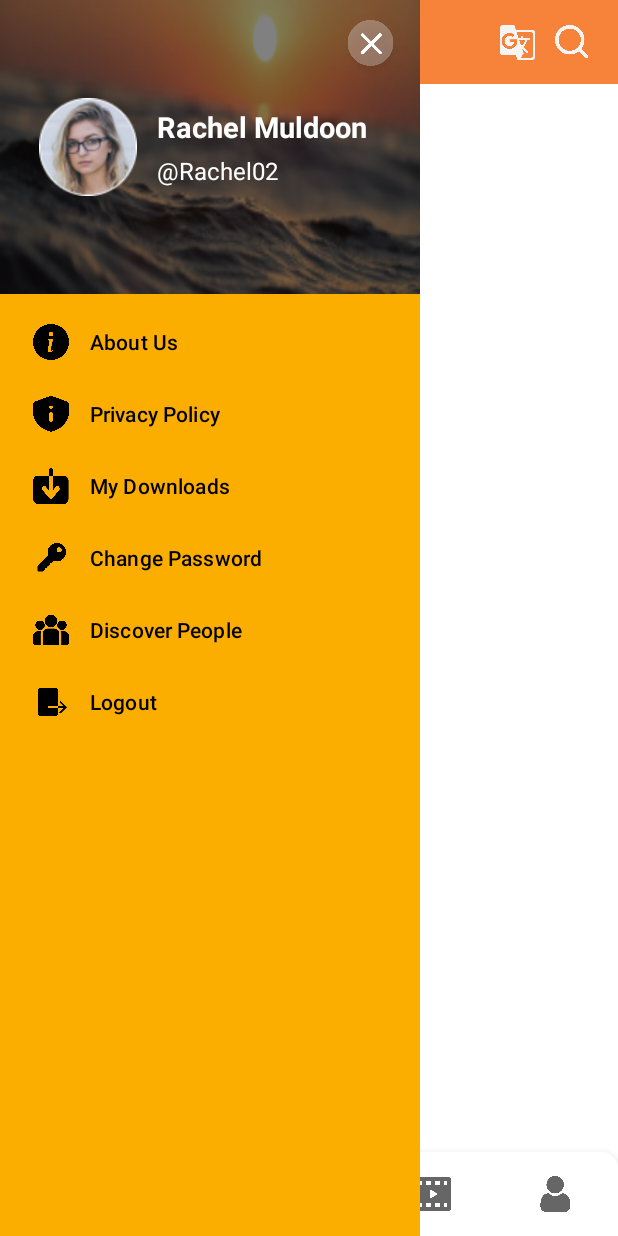
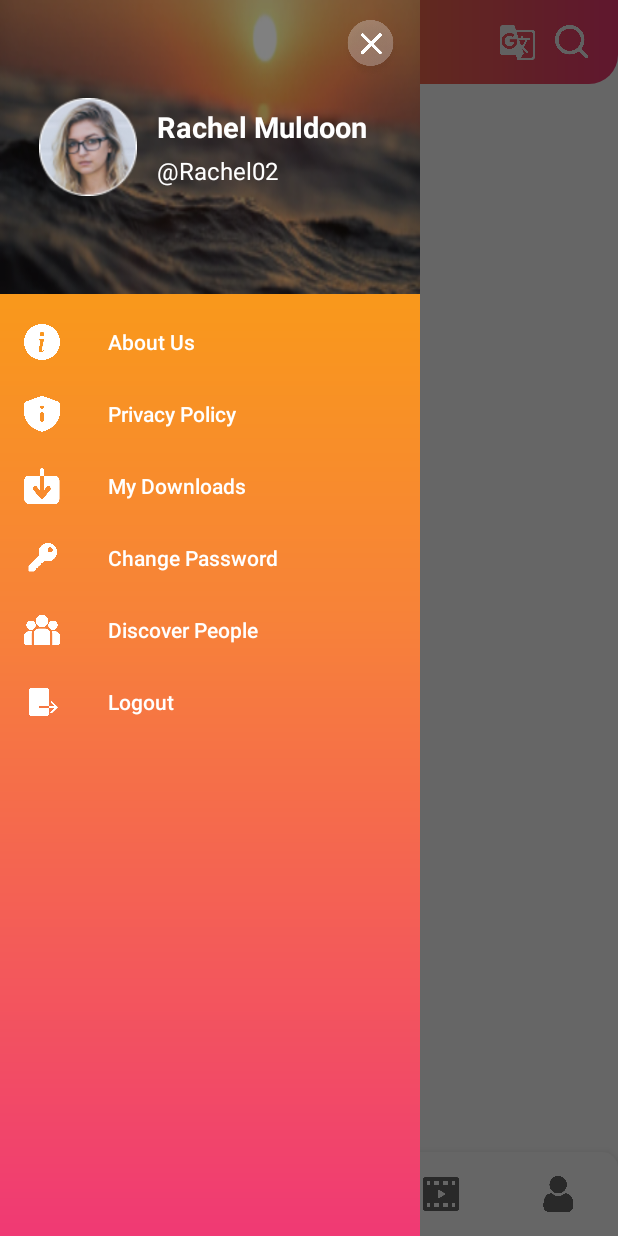
Before and after one commit to ShwetaChauhan18/DemoInstagramList, an Android app: the screen it shows after launch (SampleActivity), after a tap on "About Us", on a phone screen of 412 x 824 dp. Run offline under Robolectric (Android 15) with nearby library versions, the phone set to English and light mode, and no system bars; our stand-ins replace Dagger/Hilt's generated code, Timber, data binding, navigation-ui, sdp/ssp sizes; libraries missing offline, so code that uses them is left out: com.microsoft.appcenter; 1 statement that could not run was skipped; 1 other tap on this screen came first.

Commit message:
✨ init demo

```diff
--- a/app/src/main/AndroidManifest.xml
+++ b/app/src/main/AndroidManifest.xml
@@ -18,7 +18,7 @@
         <activity
             android:name=".ui.activity.SampleActivity"
             android:noHistory="true"
-            android:theme="@style/AppTheme.Splash">
+            android:theme="@style/AppTheme">
             <intent-filter>
                 <action android:name="android.intent.action.MAIN" />
 
--- a/app/src/main/java/com/shweta/app/base/BaseAppCompatActivity.kt
+++ b/app/src/main/java/com/shweta/app/base/BaseAppCompatActivity.kt
@@ -16,6 +16,7 @@
 package com.shweta.app.base
 
 import android.os.Bundle
+import android.view.View
 import androidx.annotation.LayoutRes
 import androidx.appcompat.app.AppCompatActivity
 import androidx.databinding.DataBindingUtil
@@ -25,7 +26,7 @@ import com.shweta.app.BR
 /**
  * Base activity for all activities.
  */
-abstract class BaseAppCompatActivity<Binding : ViewDataBinding, ViewModel : BaseViewModel> : AppCompatActivity() {
+abstract class BaseAppCompatActivity<Binding : ViewDataBinding, ViewModel : BaseViewModel> : AppCompatActivity(), View.OnClickListener {
 
     protected lateinit var binding: Binding
     protected abstract val viewModel: ViewModel
@@ -59,6 +60,7 @@ abstract class BaseAppCompatActivity<Binding : ViewDataBinding, ViewModel : Base
         binding.apply {
             lifecycleOwner = this@BaseAppCompatActivity
             setVariable(BR.viewModel, viewModel)
+            //setVariable(BR.clickHandler, this)
         }
         binding.executePendingBindings()
         initialize()
--- a/app/src/main/java/com/shweta/app/base/BaseRecyclerAdapter.kt
+++ b/app/src/main/java/com/shweta/app/base/BaseRecyclerAdapter.kt
@@ -96,7 +96,7 @@ abstract class BaseRecyclerAdapter<T> : RecyclerView.Adapter<BaseRecyclerAdapter
          */
         fun bind(data: T) {
             viewDataBinding.setVariable(BR.data, data)
-            //viewDataBinding.setVariable(BR.clickHandler, this)
+            viewDataBinding.setVariable(BR.clickHandler, this)
             setDataForListItem(viewDataBinding, data)
             setDataForListItemWithPosition(viewDataBinding, data, adapterPosition)
             viewDataBinding.executePendingBindings()
--- a/app/src/main/java/com/shweta/app/ui/activity/SampleActivity.kt
+++ b/app/src/main/java/com/shweta/app/ui/activity/SampleActivity.kt
@@ -1,16 +1,12 @@
 package com.shweta.app.ui.activity
 
-import android.view.Gravity
+import android.view.View
 import androidx.activity.viewModels
 import androidx.core.view.GravityCompat
-import androidx.drawerlayout.widget.DrawerLayout
 import androidx.navigation.NavController
 import androidx.navigation.fragment.NavHostFragment
-import androidx.navigation.ui.AppBarConfiguration
-import androidx.navigation.ui.setupActionBarWithNavController
 import androidx.navigation.ui.setupWithNavController
 import com.google.android.material.bottomnavigation.BottomNavigationView
-import com.google.android.material.navigation.NavigationView
 import com.shweta.app.R
 import com.shweta.app.base.BaseAppCompatActivity
 import com.shweta.app.databinding.ActivitySampleBinding
@@ -18,7 +14,9 @@ import com.shweta.app.viewmodel.SampleViewModel
 import dagger.hilt.android.AndroidEntryPoint
 
 @AndroidEntryPoint
-class SampleActivity : BaseAppCompatActivity<ActivitySampleBinding, SampleViewModel>() {
+class SampleActivity : BaseAppCompatActivity<ActivitySampleBinding, SampleViewModel>(),
+    View.OnClickListener {
+
     override val viewModel: SampleViewModel by viewModels()
 
     override fun getLayoutResId(): Int = R.layout.activity_sample
@@ -29,21 +27,19 @@ class SampleActivity : BaseAppCompatActivity<ActivitySampleBinding, SampleViewMo
             supportFragmentManager.findFragmentById(R.id.my_nav_host_fragment) as NavHostFragment
         val navController = navHostFragment.navController
         setupBottomNavMenu(navController)
+        binding.clickHandler = this
 
-        val appBarConfiguration = AppBarConfiguration(
-            setOf(
-                R.id.nav_about,
-                R.id.nav_policy,
-                R.id.nav_my_downloads,
-                R.id.nav_change_password,
-                R.id.nav_discover_people,
-                R.id.nav_logout
-            ), binding.drawerLayout
-        )
-//        setupActionBarWithNavController(navController, appBarConfiguration)
-        binding.navView.setupWithNavController(navController)
+        if (binding.drawerLayout.isDrawerOpen(GravityCompat.START)) {
+            binding.drawerLayout.closeDrawer(GravityCompat.START)
+        }
+    }
 
-        //binding.drawerLayout.closeDrawer(GravityCompat.START)
+    override fun onBackPressed() {
+        if (binding.drawerLayout.isDrawerOpen(GravityCompat.START)) {
+            binding.drawerLayout.closeDrawer(GravityCompat.START)
+        } else {
+            super.onBackPressed()
+        }
     }
 
     override fun initializeObservers(viewModel: SampleViewModel) {
@@ -51,7 +47,15 @@ class SampleActivity : BaseAppCompatActivity<ActivitySampleBinding, SampleViewMo
     }
 
     private fun setupBottomNavMenu(navController: NavController) {
-        val bottomNav = findViewById<BottomNavigationView>(R.id.bottom_navigation)
+        val bottomNav = findViewById<BottomNavigationView>(com.shweta.app.R.id.bottom_navigation)
         bottomNav?.setupWithNavController(navController)
     }
+
+    override fun onClick(v: View?) {
+        when (v?.id) {
+            R.id.tv_left_action -> {
+                binding.drawerLayout.openDrawer(GravityCompat.START)
+            }
+        }
+    }
 }
--- /dev/null
+++ b/app/src/main/res/drawable/bg_toolbar.xml
@@ -0,0 +1,16 @@
+<?xml version="1.0" encoding="utf-8"?>
+<shape xmlns:android="http://schemas.android.com/apk/res/android"
+    android:shape="rectangle">
+
+    <gradient
+        android:angle="180"
+        android:centerColor="#F78239"
+        android:endColor="#FBAD00"
+        android:startColor="#F03974"
+        android:type="linear" />
+
+    <corners
+        android:bottomLeftRadius="@dimen/_15sdp"
+        android:bottomRightRadius="@dimen/_15sdp" />
+
+</shape>
--- /dev/null
+++ b/app/src/main/res/drawable/gradient.xml
@@ -0,0 +1,14 @@
+<?xml version="1.0" encoding="utf-8"?>
+<shape xmlns:android="http://schemas.android.com/apk/res/android" android:shape="rectangle" >
+
+    <gradient
+        android:angle="90"
+        android:centerColor="#F78239"
+        android:endColor="#FBAD00"
+        android:startColor="#F03974"
+        android:type="linear" />
+
+    <corners
+        android:radius="0dp"/>
+
+</shape>
--- /dev/null
+++ b/app/src/main/res/drawable/gradient_vertical.xml
@@ -0,0 +1,14 @@
+<?xml version="1.0" encoding="utf-8"?>
+<shape xmlns:android="http://schemas.android.com/apk/res/android" android:shape="rectangle" >
+
+    <gradient
+        android:angle="180"
+        android:centerColor="#F78239"
+        android:endColor="#FBAD00"
+        android:startColor="#F03974"
+        android:type="linear" />
+
+    <corners
+        android:radius="0dp"/>
+
+</shape>
--- a/app/src/main/res/layout/activity_sample.xml
+++ b/app/src/main/res/layout/activity_sample.xml
@@ -8,6 +8,10 @@
         <variable
             name="viewModel"
             type="com.shweta.app.viewmodel.SampleViewModel" />
+
+        <variable
+            name="clickHandler"
+            type="android.view.View.OnClickListener" />
 
     </data>
 
@@ -21,11 +25,13 @@
         <androidx.constraintlayout.widget.ConstraintLayout
             android:layout_width="match_parent"
             android:layout_height="match_parent"
+            android:background="#ffffff"
             tools:context=".ui.activity.SampleActivity">
 
             <include
                 android:id="@+id/toolbar_layout"
                 layout="@layout/layout_toolbar_action"
+                app:clickHandler="@{clickHandler}"
                 app:layout_constraintEnd_toEndOf="parent"
                 app:layout_constraintStart_toStartOf="parent"
                 app:layout_constraintTop_toTopOf="parent" />
@@ -53,20 +59,21 @@
                 app:layout_constraintStart_toStartOf="parent"
                 app:menu="@menu/overflow_menu" />
 
+        </androidx.constraintlayout.widget.ConstraintLayout>
+
         <com.google.android.material.navigation.NavigationView
             android:id="@+id/nav_view"
             android:layout_width="wrap_content"
             android:layout_height="match_parent"
             android:layout_gravity="start"
-                android:background="@color/purple_200"
-                android:fitsSystemWindows="true"
+            android:background="@drawable/gradient"
             app:headerLayout="@layout/nav_header_main"
+            app:itemIconTint="@color/white"
+            app:itemTextColor="@color/white"
             app:layout_constraintBottom_toBottomOf="parent"
             app:layout_constraintStart_toStartOf="parent"
             app:layout_constraintTop_toTopOf="parent"
             app:menu="@menu/drawer_menu" />
 
-
-        </androidx.constraintlayout.widget.ConstraintLayout>
     </androidx.drawerlayout.widget.DrawerLayout>
 </layout>
--- a/app/src/main/res/layout/layout_toolbar_action.xml
+++ b/app/src/main/res/layout/layout_toolbar_action.xml
@@ -18,13 +18,17 @@
             name="rightActionTitle"
             type="String" />
 
+        <variable
+            name="clickHandler"
+            type="android.view.View.OnClickListener" />
+
     </data>
 
     <androidx.constraintlayout.widget.ConstraintLayout
         android:id="@+id/toolbar_layout"
         android:layout_width="match_parent"
         android:layout_height="?attr/actionBarSize"
-        android:background="@color/purple_500"
+        android:background="@drawable/bg_toolbar"
         android:paddingHorizontal="@dimen/space_small"
         app:layout_constraintEnd_toEndOf="parent"
         app:layout_constraintStart_toStartOf="parent"
@@ -36,6 +40,7 @@
             android:layout_height="@dimen/_20sdp"
             android:layout_marginStart="@dimen/_8sdp"
             android:textAlignment="viewStart"
+            android:onClick="@{clickHandler::onClick}"
             app:layout_constraintBottom_toBottomOf="@+id/tv_title"
             app:layout_constraintEnd_toStartOf="@+id/tv_title"
             app:layout_constraintHorizontal_bias="0.0"
--- a/app/src/main/res/values-night/themes.xml
+++ b/app/src/main/res/values-night/themes.xml
@@ -2,15 +2,15 @@
     <!-- Base application theme. -->
     <style name="Theme.MyApplication" parent="Theme.MaterialComponents.DayNight.DarkActionBar">
         <!-- Primary brand color. -->
-        <item name="colorPrimary">@color/purple_200</item>
-        <item name="colorPrimaryVariant">@color/purple_700</item>
+        <item name="colorPrimary">@color/color_primary</item>
+        <item name="colorPrimaryVariant">@color/color_secondary</item>
         <item name="colorOnPrimary">@color/black</item>
         <!-- Secondary brand color. -->
         <item name="colorSecondary">@color/teal_200</item>
         <item name="colorSecondaryVariant">@color/teal_200</item>
         <item name="colorOnSecondary">@color/black</item>
         <!-- Status bar color. -->
-        <item name="android:statusBarColor" tools:targetApi="l">?attr/colorPrimaryVariant</item>
+        <item name="android:statusBarColor">?attr/colorPrimaryVariant</item>
         <!-- Customize your theme here. -->
     </style>
 </resources>
--- a/app/src/main/res/values/colors.xml
+++ b/app/src/main/res/values/colors.xml
@@ -1,8 +1,8 @@
 <?xml version="1.0" encoding="utf-8"?>
 <resources>
-    <color name="purple_200">#FBAD00</color>
-    <color name="purple_500">#F78239</color>
-    <color name="purple_700">#F03974</color>
+    <color name="color_primary">#FBAD00</color>
+    <color name="color_secondary">#F78239</color>
+    <color name="color_accent">#F03974</color>
     <color name="teal_200">#FF03DAC5</color>
     <color name="teal_700">#FF018786</color>
     <color name="black">#FF000000</color>
--- a/app/src/main/res/values/strings.xml
+++ b/app/src/main/res/values/strings.xml
@@ -15,4 +15,6 @@
     <string name="change_password">Change Password</string>
     <string name="rachel_muldoon">Rachel Muldoon</string>
     <string name="user_name">\@Rachel02</string>
+    <string name="nav_open">Open</string>
+    <string name="nav_close">Close</string>
 </resources>
--- a/app/src/main/res/values/themes.xml
+++ b/app/src/main/res/values/themes.xml
@@ -1,17 +1,21 @@
 <resources xmlns:tools="http://schemas.android.com/tools">
     <!-- Base application theme. -->
-    <style name="AppTheme" parent="Theme.MaterialComponents.DayNight.DarkActionBar">
-        <!-- Primary brand color. -->
-        <item name="colorPrimary">@color/purple_500</item>
-        <item name="colorPrimaryVariant">@color/purple_700</item>
-        <item name="colorOnPrimary">@color/white</item>
-        <!-- Secondary brand color. -->
-        <item name="colorSecondary">@color/teal_200</item>
-        <item name="colorSecondaryVariant">@color/teal_700</item>
-        <item name="colorOnSecondary">@color/black</item>
-        <!-- Status bar color. -->
-        <item name="android:statusBarColor" tools:targetApi="l">?attr/colorPrimaryVariant</item>
-        <!-- Customize your theme here. -->
+    <style name="AppTheme" parent="Theme.AppCompat.Light.NoActionBar">
+        <item name="colorPrimary">@color/color_primary</item>
+        <item name="colorPrimaryDark">@color/color_secondary</item>
+        <item name="colorAccent">@color/color_accent</item>
+        <item name="android:windowBackground">@drawable/gradient_vertical</item>
+        <item name="toolbarStyle">@style/Widget.Toolbar</item>
+        <item name="android:windowDrawsSystemBarBackgrounds" tools:targetApi="lollipop">true</item>
+        <item name="android:statusBarColor" tools:targetApi="lollipop">@android:color/transparent</item>
+        <item name="windowActionBar">false</item>
+        <item name="windowNoTitle">true</item>
+        <item name="android:windowContentOverlay">@null</item>
+    </style>
+
+    <style name="Widget.Toolbar" parent="@style/Widget.AppCompat.Toolbar">
+        <item name="contentInsetStart">0dp</item>
+        <item name="android:background">@drawable/gradient_vertical</item>
     </style>
 
     <style name="AppTheme.Splash"  parent="Theme.MaterialComponents.DayNight.NoActionBar" />
```
Also changed, not shown: app/src/main/java/com/shweta/app/ui/adapter/PostAdapter.kt (+20 -1 lines), app/src/main/res/layout/item_user.xml (+18 -1 lines). Lines whose indentation alone changed are shown as unchanged.
